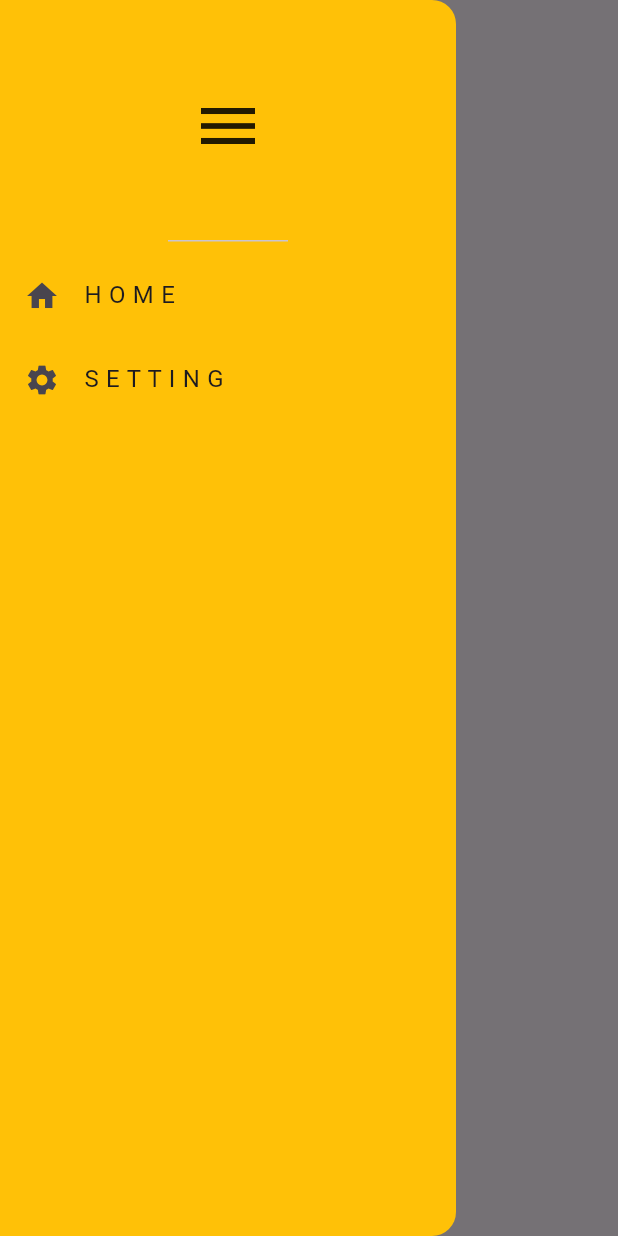
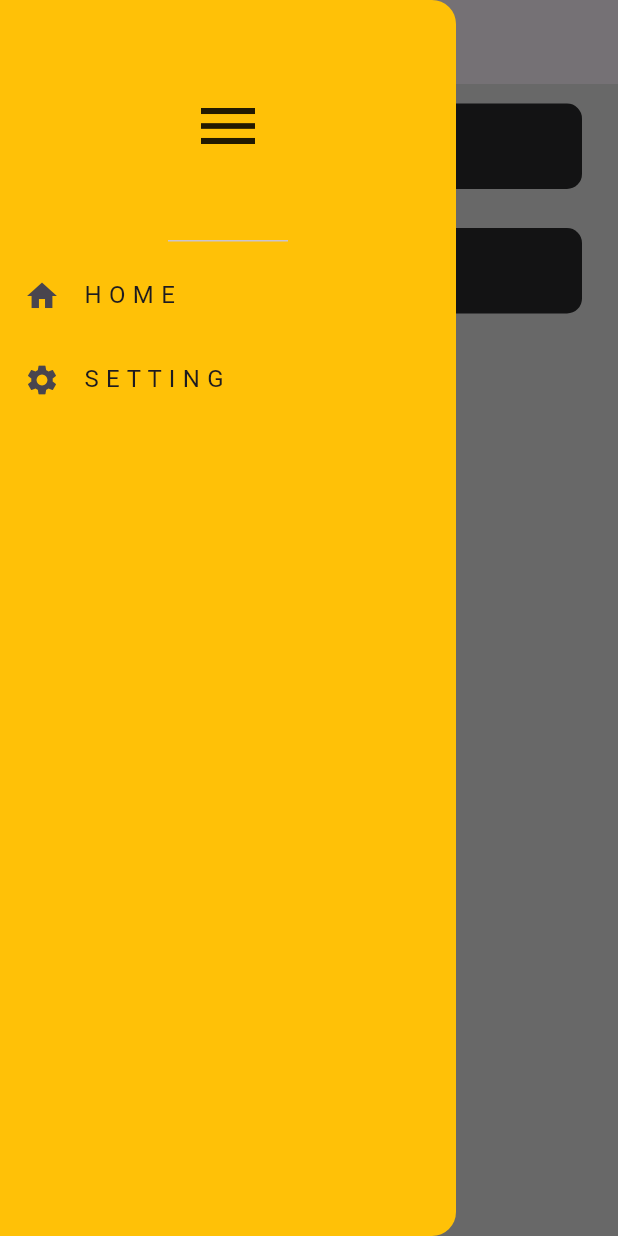
Before and after one commit to DarkCoder26/todo_app, a Flutter app: the screen it shows after launch, with the side drawer open, on a phone screen of 412 x 824 dp. Run offline on Flutter 3.47's test engine with Material 3 defaults, Android fonts, the phone set to English and light mode, and no system bars.

Commit message:
Task listview added

```diff
--- a/lib/pages/home_page.dart
+++ b/lib/pages/home_page.dart
@@ -8,11 +8,59 @@ class HomePage extends StatefulWidget {
 }
 
 class _HomePageState extends State<HomePage> {
+  List<String> tasks = ["Task 1", "Task 2"];
+
   @override
   Widget build(BuildContext context) {
     return Scaffold(
       appBar: appBar(),
-      drawer: Drawer(
+      backgroundColor: const Color.fromARGB(41, 74, 72, 72),
+      drawer: menuDrawer(context),
+      body: taskListView(),
+    );
+  }
+
+  ListView taskListView() {
+    return ListView.builder(
+      itemCount: tasks.length,
+      itemBuilder: (context, index) {
+        final task = tasks[index];
+        return Dismissible(
+          key: Key(task),
+          onDismissed: (direction) {
+            setState(() {
+              tasks.removeAt(index);
+            });
+          },
+          background: Container(
+            margin: const EdgeInsets.symmetric(vertical: 15),
+            color: Colors.red[400],
+          ),
+          child: ListTile(
+            title: Container(
+              margin: const EdgeInsets.symmetric(vertical: 5),
+              padding: const EdgeInsets.symmetric(horizontal: 20, vertical: 15),
+              decoration: BoxDecoration(
+                color: const Color.fromARGB(255, 41, 42, 43),
+                borderRadius: BorderRadius.circular(10),
+              ),
+              child: Text(
+                tasks[index],
+                style: const TextStyle(
+                  fontSize: 18,
+                  color: Colors.white,
+                  fontWeight: FontWeight.w800,
+                ),
+              ),
+            ),
+          ),
+        );
+      },
+    );
+  }
+
+  Drawer menuDrawer(BuildContext context) {
+    return Drawer(
       backgroundColor: Colors.amber,
       child: Column(
         children: [
@@ -40,8 +88,6 @@ class _HomePageState extends State<HomePage> {
           )
         ],
       ),
-      ),
-      body: const Text("Body"),
     );
   }
 
--- a/lib/pages/setting_page.dart
+++ b/lib/pages/setting_page.dart
@@ -11,7 +11,7 @@ class _SettingPageState extends State<SettingPage> {
   @override
   Widget build(BuildContext context) {
     return Scaffold(
-      appBar: AppBar(title: Text("Setting")),
+      appBar: AppBar(title: const Text("Setting")),
     );
   }
 }
```
Lines whose indentation alone changed are shown as unchanged.
